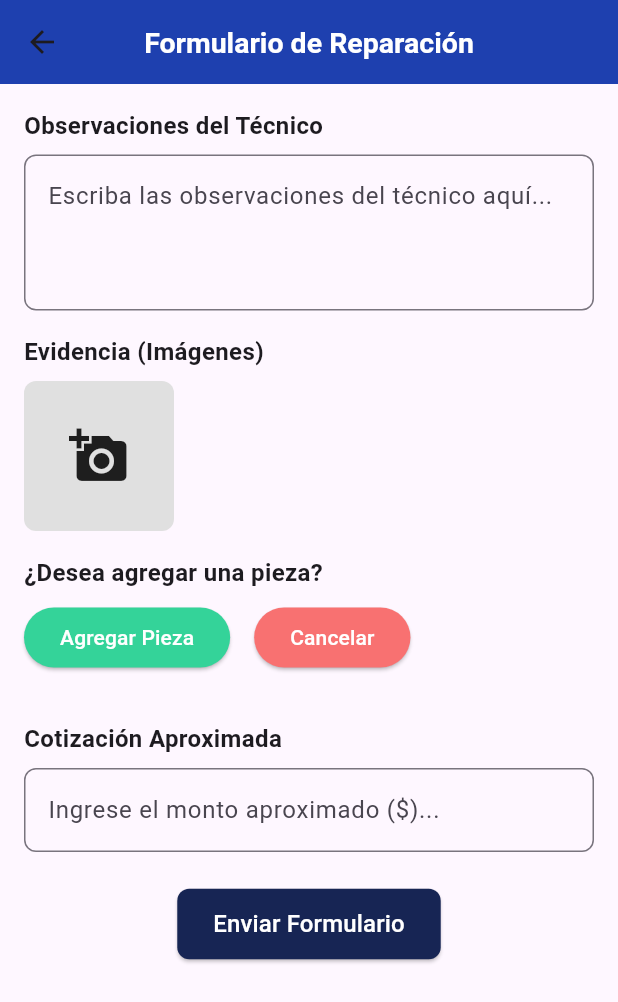
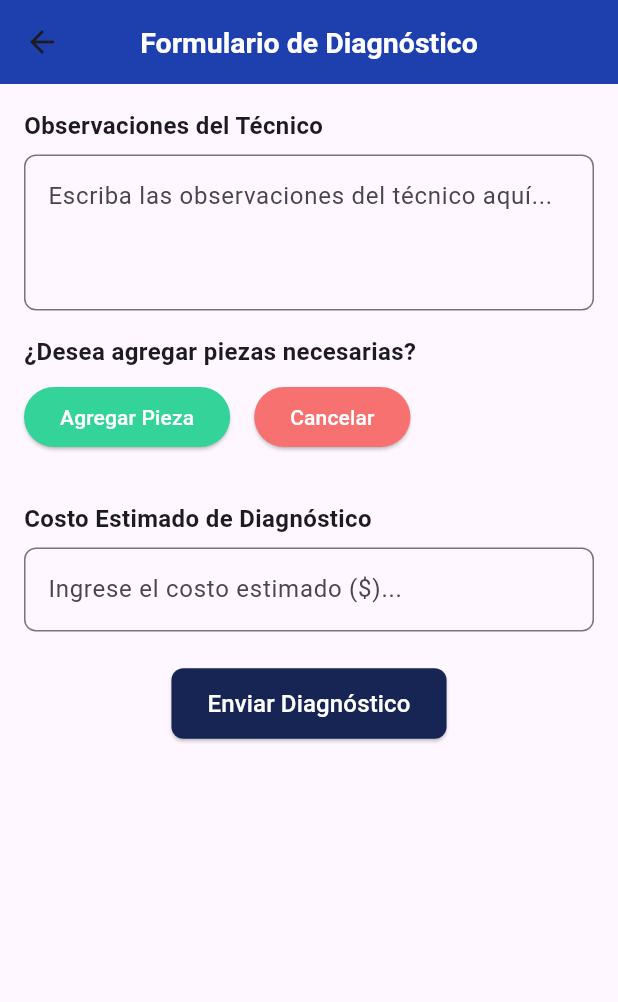
Before and after one commit to idav0/sigser_front, a Flutter app: the RepairFormScreen screen opened directly with empty values, on a phone screen of 412 x 824 dp. Shown: the top 1002 px of the screen. Run offline on Flutter 3.47's test engine with Material 3 defaults, Android fonts, the phone set to English and light mode, and no system bars; our stand-ins replace awesome_dialog, dio, flutter_dotenv, font_awesome_flutter, shared_preferences; accounts and stored records are empty.

Commit message:
Estado Diagnostico

```diff
--- a/lib/modules/kernel/widgets/repair_form_screen.dart
+++ b/lib/modules/kernel/widgets/repair_form_screen.dart
@@ -1,6 +1,7 @@
 import 'dart:convert';
 import 'package:flutter/material.dart';
 import 'package:dio/dio.dart';
+import 'package:flutter_dotenv/flutter_dotenv.dart';
 
 class RepairFormScreen extends StatefulWidget {
   final int repairId;
@@ -16,10 +17,7 @@ class _RepairFormScreenState extends State<RepairFormScreen> {
   final _technicianObservationsController = TextEditingController();
   final _estimatedCostController = TextEditingController();
   final List<TextEditingController> _partsControllers = [];
-  List<String> images = [];
-
   final Dio _dio = Dio();
-
   final RegExp _validInputRegex = RegExp(r'^[a-zA-Z0-9\s]+$');
 
   @override
@@ -56,51 +54,49 @@ class _RepairFormScreenState extends State<RepairFormScreen> {
     });
   }
 
-  void _addImage() {
-    setState(() {
-      images.add("assets/logo.png"); // Ejemplo de imagen placeholder
-    });
-  }
-
   Future<void> _submitForm() async {
     if (_formKey.currentState!.validate()) {
-      final observations = _technicianObservationsController.text;
-      final parts = _partsControllers.map((controller) => controller.text).toList();
-      final estimatedCost = double.parse(_estimatedCostController.text);
+      final String diagnosticObservations = _technicianObservationsController.text;
+      final double diagnosticEstimatedCost = double.parse(_estimatedCostController.text);
+      final List<String> diagnosticParts = _partsControllers.map((controller) => controller.text).toList();
 
+      // Mostrar SnackBar para progreso
       ScaffoldMessenger.of(context).showSnackBar(
         const SnackBar(content: Text('Enviando formulario...')),
       );
 
-      final url = 'http://<tu-servidor>/api-sigser/repair/status/start-diagnostic/${widget.repairId}';
+      final String url =
+          '${dotenv.env['BASE_URL']}/repair/status/start-diagnostic/${widget.repairId}';
 
       try {
-        final response = await _dio.put(url, options: Options(headers: {
-          'Content-Type': 'application/json',
-        }));
+        final response = await _dio.put(
+          url,
+          options: Options(headers: {'Content-Type': 'application/json'}),
+        );
+
+        // Imprimir respuesta en consola
+        debugPrint('Respuesta del servidor: ${response.data}');
 
         if (response.statusCode == 200) {
           ScaffoldMessenger.of(context).showSnackBar(
             const SnackBar(content: Text('Estado actualizado a DIAGNOSIS.')),
           );
-
-          debugPrint('Observaciones del técnico: $observations');
-          debugPrint('Piezas necesarias: $parts');
-          debugPrint('Cotización Aproximada: $estimatedCost');
-          debugPrint('Evidencia: $images');
+          Navigator.pop(context);
         } else {
           ScaffoldMessenger.of(context).showSnackBar(
-            SnackBar(content: Text('Error al actualizar el estado: ${response.data}')),
+            SnackBar(content: Text('Error al actualizar: ${response.data}')),
           );
         }
       } on DioError catch (e) {
         ScaffoldMessenger.of(context).showSnackBar(
           SnackBar(content: Text('Error de conexión: ${e.response?.data ?? e.message}')),
         );
+        debugPrint('Error en la petición: ${e.response?.data ?? e.message}');
       } catch (e) {
         ScaffoldMessenger.of(context).showSnackBar(
           SnackBar(content: Text('Error inesperado: $e')),
         );
+        debugPrint('Error inesperado: $e');
       }
     }
   }
@@ -110,7 +106,7 @@ class _RepairFormScreenState extends State<RepairFormScreen> {
     return Scaffold(
       appBar: AppBar(
         title: const Text(
-          'Formulario de Reparación',
+          'Formulario de Diagnóstico',
           style: TextStyle(
               fontWeight: FontWeight.bold, fontSize: 19, color: Colors.white),
         ),
@@ -134,25 +130,21 @@ class _RepairFormScreenState extends State<RepairFormScreen> {
                 maxLines: 3,
               ),
               const SizedBox(height: 16),
-              _buildSectionTitle('Evidencia (Imágenes)'),
-              const SizedBox(height: 8),
-              _buildImageUploadSection(),
-              const SizedBox(height: 16),
-              _buildSectionTitle('¿Desea agregar una pieza?'),
+              _buildSectionTitle('¿Desea agregar piezas necesarias?'),
               const SizedBox(height: 8),
               _buildAddPartButtons(),
               const SizedBox(height: 16),
               _buildPartsSection(),
               const SizedBox(height: 16),
-              _buildSectionTitle('Cotización Aproximada'),
+              _buildSectionTitle('Costo Estimado de Diagnóstico'),
               const SizedBox(height: 8),
               _buildTextField(
                 controller: _estimatedCostController,
-                hintText: 'Ingrese el monto aproximado (\$)...',
+                hintText: 'Ingrese el costo estimado (\$)...',
                 keyboardType: TextInputType.number,
                 validator: (value) {
                   if (value == null || value.isEmpty) {
-                    return 'Por favor, ingrese la cotización aproximada.';
+                    return 'Por favor, ingrese el costo estimado.';
                   }
                   final cost = double.tryParse(value);
                   if (cost == null || cost < 0) {
@@ -174,7 +166,7 @@ class _RepairFormScreenState extends State<RepairFormScreen> {
                       borderRadius: BorderRadius.circular(8),
                     ),
                   ),
-                  child: const Text('Enviar Formulario',
+                  child: const Text('Enviar Diagnóstico',
                       style: TextStyle(fontSize: 16)),
                 ),
               ),
@@ -264,57 +256,4 @@ class _RepairFormScreenState extends State<RepairFormScreen> {
       ],
     );
   }
-
-  Widget _buildImageUploadSection() {
-    return Wrap(
-      spacing: 8,
-      runSpacing: 8,
-      children: [
-        for (var image in images)
-          Stack(
-            children: [
-              Container(
-                width: 100,
-                height: 100,
-                decoration: BoxDecoration(
-                  image: DecorationImage(
-                    image: AssetImage(image),
-                    fit: BoxFit.cover,
-                  ),
-                  borderRadius: BorderRadius.circular(8),
-                ),
-              ),
-              Positioned(
-                top: 4,
-                right: 4,
-                child: GestureDetector(
-                  onTap: () {
-                    setState(() {
-                      images.remove(image);
-                    });
-                  },
-                  child: const CircleAvatar(
-                    radius: 12,
-                    backgroundColor: Colors.red,
-                    child: Icon(Icons.close, size: 16, color: Colors.white),
-                  ),
-                ),
-              ),
-            ],
-          ),
-        GestureDetector(
-          onTap: _addImage,
-          child: Container(
-            width: 100,
-            height: 100,
-            decoration: BoxDecoration(
-              color: Colors.grey[300],
-              borderRadius: BorderRadius.circular(8),
-            ),
-            child: const Icon(Icons.add_a_photo, size: 40),
-          ),
-        ),
-      ],
-    );
-  }
 }
--- a/lib/modules/kernel/widgets/splash_screen.dart
+++ b/lib/modules/kernel/widgets/splash_screen.dart
@@ -38,7 +38,7 @@ class _SplashScreenState extends State<SplashScreen> {
   @override
   Widget build(BuildContext context) {
     return Scaffold(
-      backgroundColor: Colors.pink[100],
+      backgroundColor: const Color.fromARGB(255, 17, 14, 90),
       body: Center(
         child: Image.asset(
           'assets/logo.png',
--- a/lib/navigation/navigation_technician.dart
+++ b/lib/navigation/navigation_technician.dart
@@ -1,8 +1,8 @@
 import 'package:flutter/material.dart';
 import 'package:sigser_front/navigation/technician/devices.dart';
 import 'package:sigser_front/navigation/technician/history.dart';
-import 'package:sigser_front/navigation/technician/profile.dart';
 import 'package:sigser_front/navigation/technician/qr_scan.dart';
+import 'package:sigser_front/navigation/technician/technician_profile.dart';
 
 class NavigationTechnician extends StatefulWidget {
   const NavigationTechnician({super.key});
@@ -20,7 +20,7 @@ class _NavigationTechnicianState extends State<NavigationTechnician> {
    QrScan(),
    Devices(),
    History(),
-   Profile()
+   TechnicianProfile()
   ];
 
   void _onItemTapped(int index) {
```
Also changed, not shown: lib/navigation/technician/technician_profile.dart (renamed from lib/navigation/technician/profile.dart, +44 -21 lines), assets/logo.png (renamed from assets/logo.png.png).
